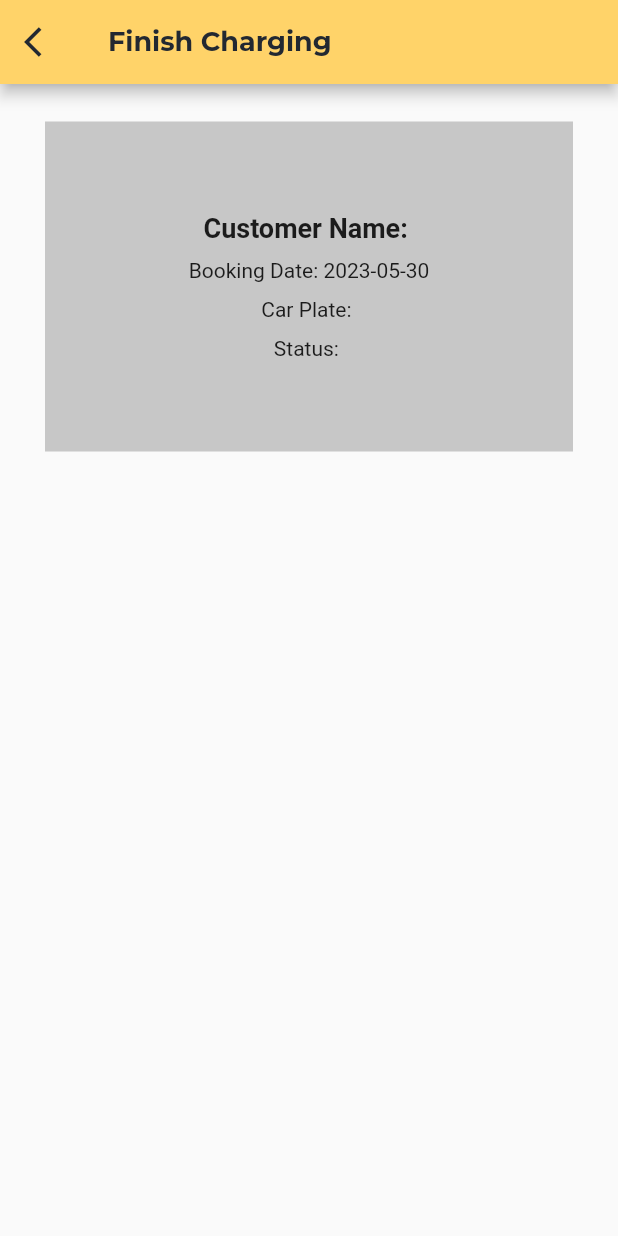
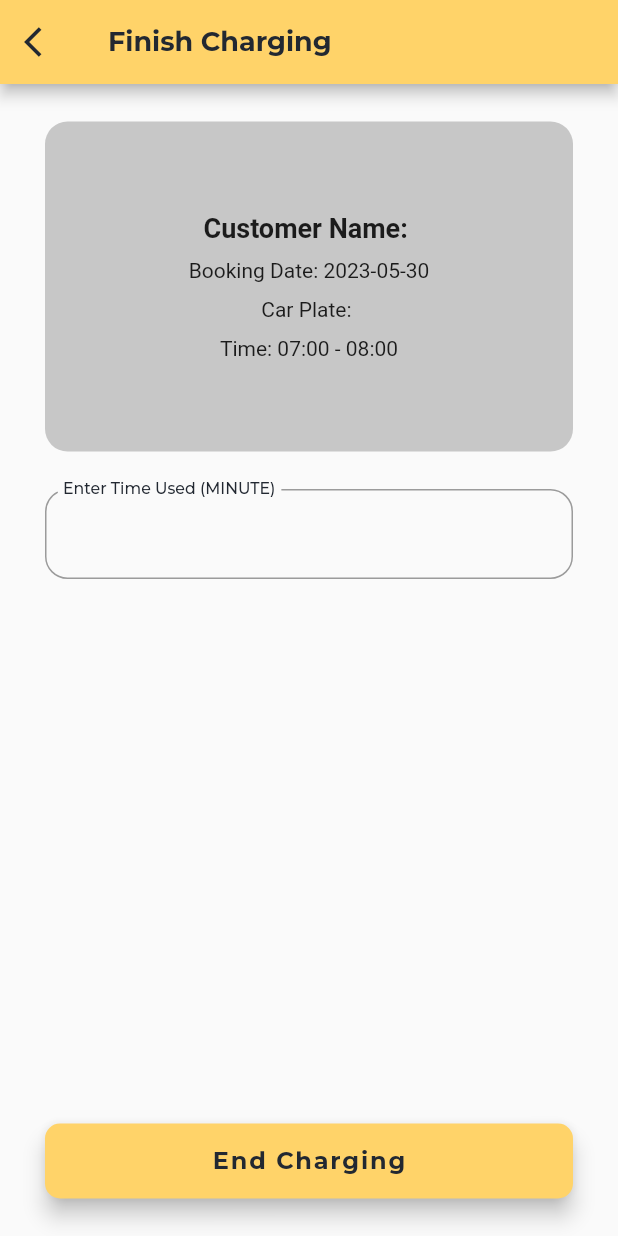
Before and after one commit to Navin-Jongyin/PlugSpot, a Flutter app: the EndCharging screen opened directly with empty values, on a phone screen of 412 x 824 dp. Run offline on Flutter 3.47's test engine with Material 2 defaults, Android fonts, the phone set to English and light mode, and no system bars; our stand-ins replace animated_splash_screen, geolocator, google_fonts, google_maps_flutter, image_picker and 1 more; missing offline and left inert: dart:ffi, flutter_inappwebview; accounts and stored records are empty.

Commit message:
last day

```diff
--- a/lib/provider screen/end_charging.dart
+++ b/lib/provider screen/end_charging.dart
@@ -1,7 +1,11 @@
+import 'dart:convert';
+
 import 'package:flutter/material.dart';
 import 'package:google_fonts/google_fonts.dart';
 import 'package:plugspot/config/palette.dart';
+import 'package:plugspot/data/cookie_storage.dart';
 import 'package:plugspot/provider%20screen/service.dart';
+import 'package:http/http.dart' as http;
 
 class EndCharging extends StatefulWidget {
   final Contract contract;
@@ -13,6 +17,39 @@ class EndCharging extends StatefulWidget {
 }
 
 class _EndChargingState extends State<EndCharging> {
+  TextEditingController timeController = TextEditingController();
+  double? electricPrice;
+  String getTimeRange(int timeSlot) {
+    int startHour = 7 + timeSlot;
+    int endHour = 8 + timeSlot;
+
+    String startTime = startHour.toString().padLeft(2, '0') + ":00";
+    String endTime = endHour.toString().padLeft(2, '0') + ":00";
+
+    return "$startTime - $endTime";
+  }
+
+  double calculatePrice(double timeUsed) {
+    double elecPrice = 7.0 * timeUsed;
+    electricPrice = elecPrice;
+    return elecPrice;
+  }
+
+  Future<void> updateContract() async {
+    final apiUrl = "https://plugspot.onrender.com/contract/update";
+    final cookie = await CookieStorage.getCookie();
+    var data = {
+      'contractId': widget.contract.contractId,
+      'status': "complete",
+      'totalPrice': electricPrice,
+    };
+    final response = await http.patch(Uri.parse(apiUrl),
+        headers: {'Cookie': cookie ?? ''}, body: jsonEncode(data));
+    if (response.statusCode == 200) {
+      print(response.body);
+    }
+  }
+
   @override
   Widget build(BuildContext context) {
     return Scaffold(
@@ -25,9 +62,8 @@ class _EndChargingState extends State<EndCharging> {
           ),
           onPressed: () {
             Navigator.of(context).pushReplacement(
-              PageRouteBuilder(
-                pageBuilder: (context, animation, secondaryAnimation) =>
-                    OnGoingService(),
+              MaterialPageRoute(
+                builder: (context) => OnGoingService(),
               ),
             );
           },
@@ -41,11 +77,16 @@ class _EndChargingState extends State<EndCharging> {
           ),
         ),
       ),
-      body: Container(
+      body: Column(
+        children: [
+          Container(
             margin: EdgeInsets.symmetric(vertical: 25, horizontal: 30),
             height: 220,
             width: double.infinity,
+            decoration: BoxDecoration(
               color: Palette.greyColor,
+              borderRadius: BorderRadius.circular(15),
+            ),
             child: Column(
               mainAxisAlignment: MainAxisAlignment.center,
               children: [
@@ -60,8 +101,56 @@ class _EndChargingState extends State<EndCharging> {
                 SizedBox(height: 10),
                 Text('Car Plate: ${widget.contract.carPlate}'),
                 SizedBox(height: 10),
-            Text('Status: ${widget.contract.status}'),
+                Text('Time: ${getTimeRange(widget.contract.timeSlot)}'),
               ],
+            ),
+          ),
+          Container(
+            margin: EdgeInsets.symmetric(horizontal: 30),
+            child: TextFormField(
+              controller: timeController,
+              style: GoogleFonts.montserrat(
+                  fontSize: 16, fontWeight: FontWeight.w500),
+              cursorColor: Palette.yellowTheme,
+              textAlign: TextAlign.right,
+              decoration: InputDecoration(
+                  border: OutlineInputBorder(
+                    borderRadius: BorderRadius.circular(15),
+                    borderSide: BorderSide(color: Palette.greyColor),
+                  ),
+                  labelText: "Enter Time Used (MINUTE)",
+                  floatingLabelBehavior: FloatingLabelBehavior.always,
+                  focusedBorder: OutlineInputBorder(
+                    borderSide: BorderSide(color: Palette.backgroundColor),
+                    borderRadius: BorderRadius.circular(15),
+                  ),
+                  labelStyle: GoogleFonts.montserrat(
+                      fontSize: 14, color: Palette.backgroundColor)),
+            ),
+          ),
+        ],
+      ),
+      bottomNavigationBar: Container(
+        padding: EdgeInsets.symmetric(vertical: 25, horizontal: 30),
+        height: 100,
+        width: double.infinity,
+        child: FloatingActionButton(
+          onPressed: () {
+            print(calculatePrice(double.parse(timeController.text)));
+            updateContract();
+          },
+          shape: RoundedRectangleBorder(
+            borderRadius: BorderRadius.circular(10),
+          ),
+          backgroundColor: Palette.yellowTheme,
+          child: Text(
+            "End Charging",
+            style: GoogleFonts.montserrat(
+              fontSize: 16,
+              fontWeight: FontWeight.bold,
+              color: Palette.backgroundColor,
+            ),
+          ),
         ),
       ),
     );
```
Also changed, not shown: lib/provider screen/service.dart (+58 -34 lines). Lines whose indentation alone changed are shown as unchanged.
